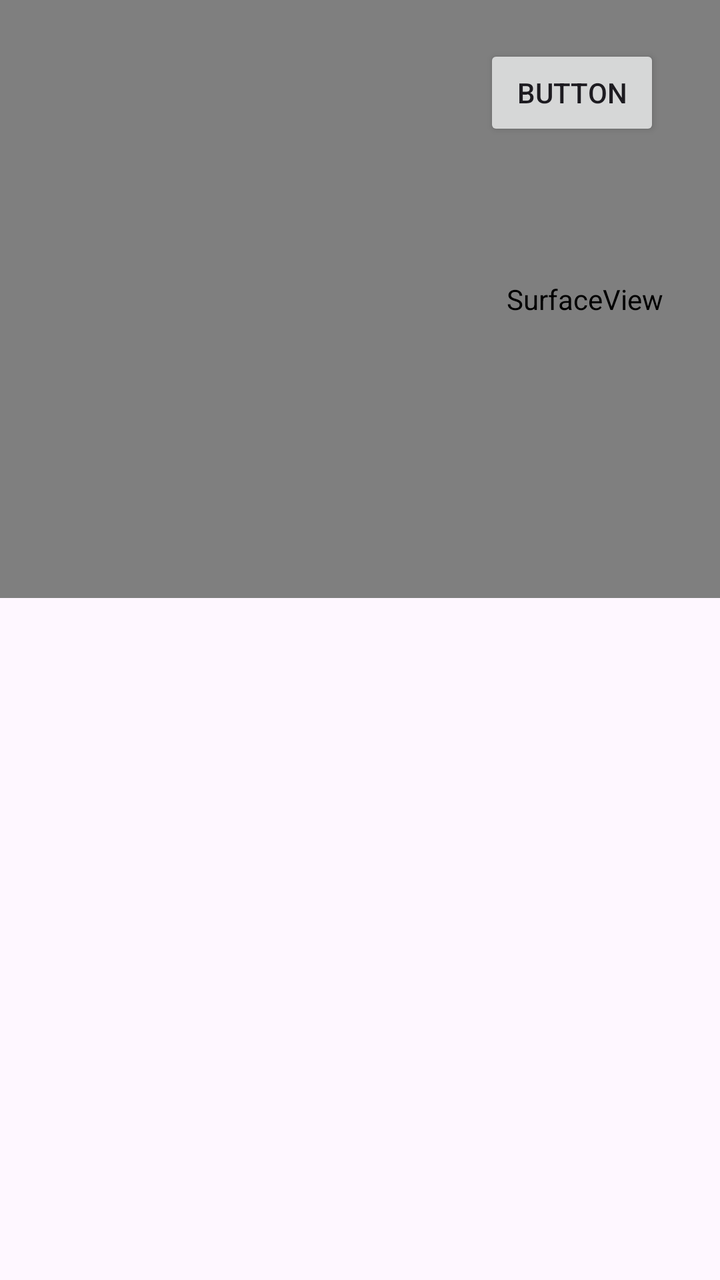
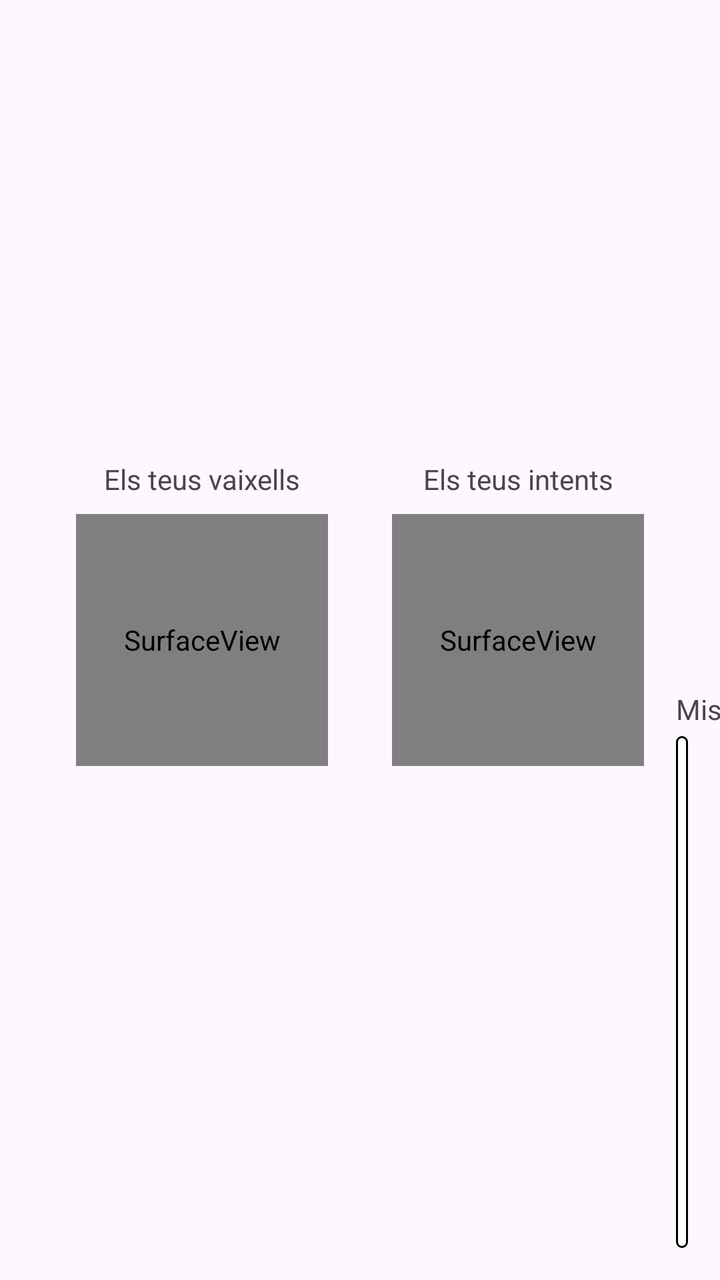

The first picture is an Android layout as it rendered before a commit; the second is the same layout after the commit. The layout source and the unified diff follow.
<!-- AndroidManifest.xml: application theme Theme.MyApplication -->
<!-- res/layout/activity_main.xml -->
<?xml version="1.0" encoding="utf-8"?>
<androidx.constraintlayout.widget.ConstraintLayout xmlns:android="http://schemas.android.com/apk/res/android"
    xmlns:app="http://schemas.android.com/apk/res-auto"
    xmlns:tools="http://schemas.android.com/tools"
    android:id="@+id/main"
    android:layout_width="match_parent"
    android:layout_height="match_parent"
    tools:context=".MainActivity">

    <TextView
        android:id="@+id/tituloJuego"
        android:layout_width="wrap_content"
        android:layout_height="wrap_content"
        android:layout_marginStart="316dp"
        android:layout_marginTop="30dp"
        android:text="Enfonsa la Flota"
        app:layout_constraintBottom_toBottomOf="parent"
        app:layout_constraintStart_toStartOf="parent"
        app:layout_constraintTop_toTopOf="parent"
        app:layout_constraintVertical_bias="0.011" />

    <Button
        android:id="@+id/button"
        android:layout_width="wrap_content"
        android:layout_height="wrap_content"
        android:layout_marginEnd="30dp"
        android:text="Button"
        app:layout_constraintBaseline_toBaselineOf="@+id/tituloJuego"
        app:layout_constraintEnd_toEndOf="parent" />

    <SurfaceView
        android:id="@+id/surfaceView"
        android:layout_width="585dp"
        android:layout_height="299dp"
        tools:layout_editor_absoluteX="67dp"
        tools:layout_editor_absoluteY="68dp" />

</androidx.constraintlayout.widget.ConstraintLayout>
<!-- resources referenced by this layout -->
<resources>
  <style name="Theme.MyApplication" parent="Base.Theme.MyApplication" />
  <style name="Base.Theme.MyApplication" parent="Theme.Material3.DayNight.NoActionBar">
          
          
      </style>
</resources>

<!-- the commit's change to res/layout/activity_main.xml (unified diff, before → after) -->
@@ -1,38 +1,80 @@
 <?xml version="1.0" encoding="utf-8"?>
-<androidx.constraintlayout.widget.ConstraintLayout xmlns:android="http://schemas.android.com/apk/res/android"
+<androidx.constraintlayout.widget.ConstraintLayout
+    xmlns:android="http://schemas.android.com/apk/res/android"
     xmlns:app="http://schemas.android.com/apk/res-auto"
-    xmlns:tools="http://schemas.android.com/tools"
-    android:id="@+id/main"
     android:layout_width="match_parent"
-    android:layout_height="match_parent"
-    tools:context=".MainActivity">
+    android:layout_height="match_parent">
+
+    <androidx.constraintlayout.widget.Guideline
+        android:id="@+id/guia_central"
+        android:layout_width="wrap_content"
+        android:layout_height="wrap_content"
+        android:orientation="vertical"
+        app:layout_constraintGuide_percent="0.5" />
 
     <TextView
-        android:id="@+id/tituloJuego"
+        android:id="@+id/text_teus_vaixells"
         android:layout_width="wrap_content"
         android:layout_height="wrap_content"
-        android:layout_marginStart="316dp"
-        android:layout_marginTop="30dp"
-        android:text="Enfonsa la Flota"
-        app:layout_constraintBottom_toBottomOf="parent"
-        app:layout_constraintStart_toStartOf="parent"
+        android:text="Els teus vaixells"
+        android:layout_marginBottom="8dp"
+        app:layout_constraintBottom_toTopOf="@+id/surface_jugador"
+        app:layout_constraintStart_toStartOf="@+id/surface_jugador"
+        app:layout_constraintEnd_toEndOf="@+id/surface_jugador"/>
+
+    <SurfaceView
+        android:id="@+id/surface_jugador"
+        android:layout_width="0dp"
+        android:layout_height="0dp"
+        android:layout_marginEnd="16dp"
+        app:layout_constraintWidth_percent="0.35"
+        app:layout_constraintDimensionRatio="1:1"
+        app:layout_constraintEnd_toStartOf="@+id/guia_central"
         app:layout_constraintTop_toTopOf="parent"
-        app:layout_constraintVertical_bias="0.011" />
+        app:layout_constraintBottom_toBottomOf="parent" />
 
-    <Button
-        android:id="@+id/button"
+    <TextView
+        android:id="@+id/text_teus_intents"
         android:layout_width="wrap_content"
         android:layout_height="wrap_content"
-        android:layout_marginEnd="30dp"
-        android:text="Button"
-        app:layout_constraintBaseline_toBaselineOf="@+id/tituloJuego"
-        app:layout_constraintEnd_toEndOf="parent" />
+        android:text="Els teus intents"
+        android:layout_marginBottom="8dp"
+        app:layout_constraintBottom_toTopOf="@+id/surface_rival"
+        app:layout_constraintStart_toStartOf="@+id/surface_rival"
+        app:layout_constraintEnd_toEndOf="@+id/surface_rival"/>
 
     <SurfaceView
-        android:id="@+id/surfaceView"
-        android:layout_width="585dp"
-        android:layout_height="299dp"
-        tools:layout_editor_absoluteX="67dp"
-        tools:layout_editor_absoluteY="68dp" />
+        android:id="@+id/surface_rival"
+        android:layout_width="0dp"
+        android:layout_height="0dp"
+        android:layout_marginStart="16dp"
+        app:layout_constraintWidth_percent="0.35"
+        app:layout_constraintDimensionRatio="1:1"
+        app:layout_constraintStart_toEndOf="@+id/guia_central"
+        app:layout_constraintTop_toTopOf="parent"
+        app:layout_constraintBottom_toBottomOf="parent" />
+
+    <TextView
+        android:id="@+id/text_missatges_titol"
+        android:layout_width="wrap_content"
+        android:layout_height="wrap_content"
+        android:text="Missatges:"
+        android:layout_marginBottom="4dp"
+        app:layout_constraintBottom_toTopOf="@+id/textViewMissatges"
+        app:layout_constraintStart_toStartOf="@+id/textViewMissatges" />
+
+    <TextView
+        android:id="@+id/textViewMissatges"
+        android:layout_width="0dp"
+        android:layout_height="0dp"
+        android:layout_marginStart="16dp"
+        android:layout_marginEnd="16dp"
+        android:layout_marginBottom="16dp"
+        android:background="@drawable/capsa"
+        android:scrollbars="vertical"
+        app:layout_constraintHeight_percent="0.4"
+        app:layout_constraintStart_toEndOf="@+id/surface_rival"
+        app:layout_constraintEnd_toEndOf="parent"
+        app:layout_constraintBottom_toBottomOf="parent" />
 
 </androidx.constraintlayout.widget.ConstraintLayout>
<!-- resource entries referenced after the edit -->
@@ -1,5 +1,19 @@
 <!-- resources referenced by this layout -->
 <resources>
+  <!-- drawable capsa (drawable) -->
+  <?xml version="1.0" encoding="utf-8"?>
+  <shape xmlns:android="http://schemas.android.com/apk/res/android">
+      <solid android:color="#FFFFFF"/>
+      <stroke
+          android:width="1dp"
+          android:color="#000000"/>
+      <corners android:radius="8dp" />
+      <padding
+          android:left="8dp"
+          android:top="8dp"
+          android:right="8dp"
+          android:bottom="8dp"/>
+  </shape>
   <style name="Theme.MyApplication" parent="Base.Theme.MyApplication" />
   <style name="Base.Theme.MyApplication" parent="Theme.Material3.DayNight.NoActionBar">
           
